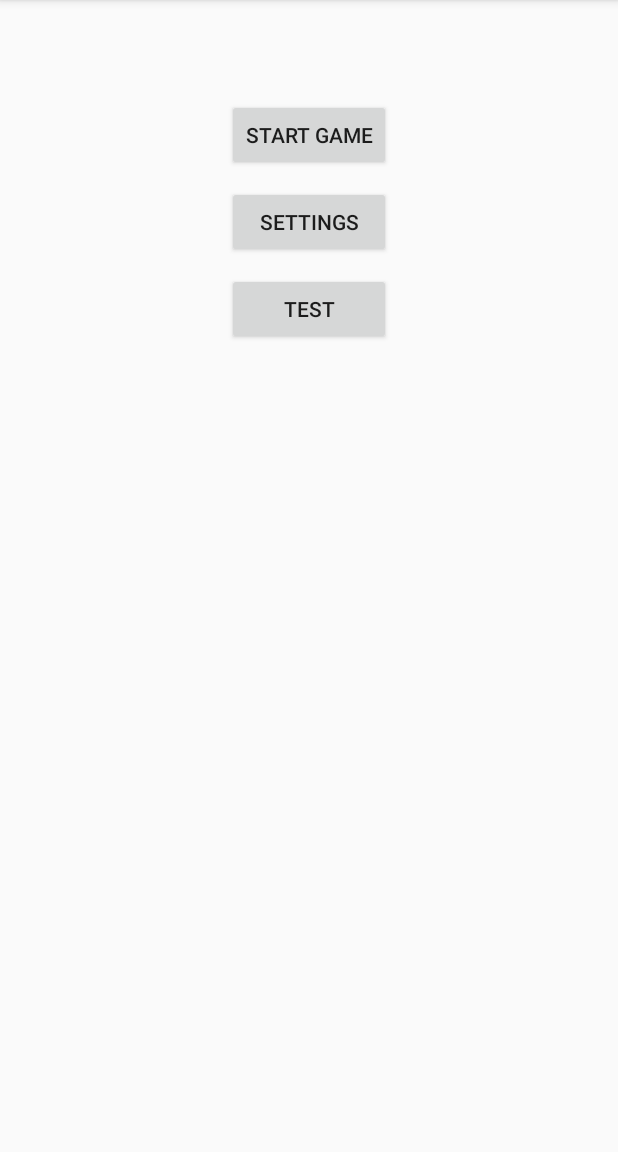
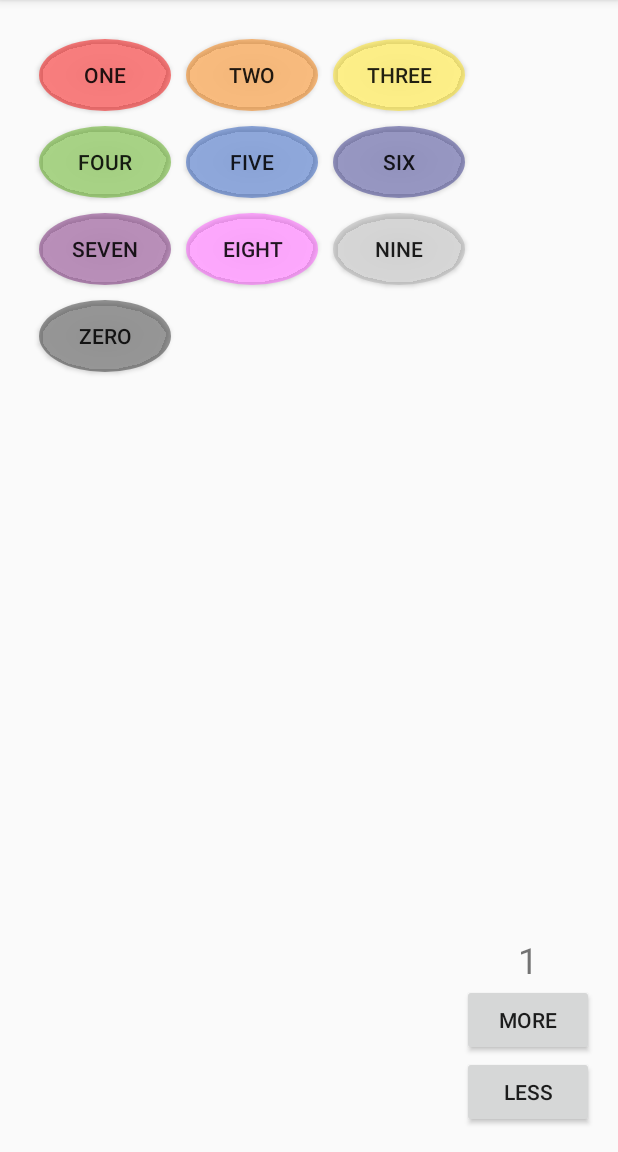
Before and after one commit to assafnativ/Synesthesia, an Android app: the screen it shows after launch (MainMenu before the commit, GameActivity after it), after a tap on "START GAME", on a phone screen of 412 x 824 dp, the part 84-1236 px from its top. Run offline under Robolectric (Android 15) with nearby library versions, the phone set to English and light mode, and no system bars.

Commit message:
Create game structure
Have a sample blinking number.
Added sounds and color changes.

```diff
--- /dev/null
+++ b/app/src/main/java/com/assafnativ/synesthesia/Game.java
@@ -0,0 +1,64 @@
+/**
+ * Created by nativ on 2017-02-23.
+ */
+
+package com.assafnativ.synesthesia;
+
+import java.util.Arrays;
+
+public class Game {
+    public enum GameState {
+        START,
+        WAITING_FOR_PLAYER,
+        PLAYING_SEQUENCE,
+        GAME_OVER
+    }
+    protected int[] sequence;
+    protected int nextNumberIndex;
+
+    public Game() {
+        String sequenceStr = new String("314159265358979323846264");
+        isSequenceValid(sequenceStr);
+        sequence = sequenceFromString(sequenceStr);
+        reset();
+    }
+
+    protected int[] sequenceFromString(String str) {
+        int[] result = new int[str.length()];
+        for (int i = 0; str.length() > i; ++i) {
+            result[i] = str.charAt(i) - '0';
+        }
+        return result;
+    }
+
+    protected boolean isSequenceValid(String sequenceStr) {
+        for (int i = 0; sequenceStr.length() > i; ++i) {
+            char c = sequenceStr.charAt(i);
+            if ((c < '0') || (c > '9')) {
+                return false;
+            }
+        }
+        return true;
+    }
+
+    public void reset() {
+        nextNumberIndex = 0;
+    }
+
+    int getNextNumber() {
+        if (isEndOfSequence()) {
+            throw new RuntimeException("Next number out of srquence");
+        }
+        int result = sequence[nextNumberIndex];
+        nextNumberIndex += 1;
+        return result;
+    }
+
+    int[] getNumbersSoFar() {
+        return Arrays.copyOfRange(sequence, 0, nextNumberIndex);
+    }
+
+    boolean isEndOfSequence() {
+        return (nextNumberIndex >= sequence.length);
+    }
+}
--- a/app/src/main/java/com/assafnativ/synesthesia/GameActivity.java
+++ b/app/src/main/java/com/assafnativ/synesthesia/GameActivity.java
@@ -1,17 +1,19 @@
 package com.assafnativ.synesthesia;
 
+import android.graphics.Color;
 import android.graphics.drawable.ShapeDrawable;
 import android.graphics.drawable.shapes.OvalShape;
-import android.graphics.drawable.shapes.RectShape;
+import android.graphics.drawable.shapes.Shape;
 import android.media.AudioAttributes;
 import android.media.AudioManager;
 import android.media.SoundPool;
-import android.os.ParcelFileDescriptor;
+import android.os.Handler;
 import android.support.v7.app.AppCompatActivity;
 import android.os.Bundle;
 import android.view.View;
 import android.widget.Button;
 import android.widget.RelativeLayout;
+import android.widget.TextView;
 
 public class GameActivity extends AppCompatActivity {
     protected static class ClickersInfo {
@@ -25,8 +27,13 @@ public class GameActivity extends AppCompatActivity {
             color = _color;
             soundId = _soundId;
         }
+
+        public Button button;
+        public int clickSound;
+        public ShapeDrawable clickedShape;
+        public ShapeDrawable idleShape;
     }
-    protected final static ClickersInfo CLICKERS_INFO[] = {
+    protected final static ClickersInfo clickers[] = {
             new ClickersInfo( 1, "One",   0x7ff40000, R.raw.dtmf_1 ),
             new ClickersInfo( 2, "Two",   0x7ff47a00, R.raw.dtmf_2 ),
             new ClickersInfo( 3, "Three", 0x7fffe314, R.raw.dtmf_3 ),
@@ -39,66 +46,69 @@ public class GameActivity extends AppCompatActivity {
             new ClickersInfo( 0, "Zero",  0x7f303030, R.raw.dtmf_0 )
     };
     protected static int BUTTONS_ID = 0x100;
-    protected static Button[] clickers;
     protected RelativeLayout mainLayout;
-    protected static int clickersSounds[];
     protected SoundPool soundPool;
     final int TOP_ID = 0xff;
     final int BOTTOM_ID = 0xfe;
+    protected Game game;
+    protected TextView counterTextBox;
+    protected int lastTone;
     protected void initClickers()
     {
-        if ((null != clickers) && (clickers.length == CLICKERS_INFO.length)) {
-            return;
-        }
-        mainLayout = new RelativeLayout(this);
+        for (int i = 0; i < clickers.length; ++i) {
+            if (null != clickers[i].button) {
+                continue;
+            }
+            clickers[i].button = new Button(this);
+            OvalShape clickerIdleShape = new OvalShape();
+            OvalShape clickerClickedShape = new OvalShape();
+            ShapeDrawable clickerIdleDrawable = new ShapeDrawable(clickerIdleShape);
+            ShapeDrawable clickerClickedDrawable = new ShapeDrawable(clickerClickedShape);
+            clickerIdleDrawable.getPaint().setColor(getClickerColor(i));
+            clickerClickedDrawable.getPaint().setColor(makeColorDarker(getClickerColor(i), 20));
+            clickers[i].idleShape = clickerIdleDrawable;
+            clickers[i].clickedShape = clickerClickedDrawable;
 
-        clickers = new Button[CLICKERS_INFO.length];
-        for (int i = 0; i < clickers.length; ++i) {
-            clickers[i] = new Button(this);
-            OvalShape clickerShape = new OvalShape();
-            ShapeDrawable drawable = new ShapeDrawable(clickerShape);
-            drawable.getPaint().setColor(CLICKERS_INFO[i].color);
-
-            clickers[i].setBackground(drawable);
-            clickers[i].setText(CLICKERS_INFO[i].name);
-            clickers[i].setAllCaps(true);
-            clickers[i].setId(BUTTONS_ID + i);
-            clickers[i].setOnClickListener(new View.OnClickListener() {
+            clickers[i].button.setBackground(clickerIdleDrawable);
+            clickers[i].button.setText(clickers[i].name);
+            clickers[i].button.setAllCaps(true);
+            clickers[i].button.setId(BUTTONS_ID + i);
+            clickers[i].button.setOnClickListener(new View.OnClickListener() {
                 @Override
                 public void onClick(View view) {
                     onClickerClick(view);
                 }
             });
 
-            if (0 == i) {
-                mainLayout.addView(clickers[i]);
-            } else {
-                RelativeLayout.LayoutParams lp = new RelativeLayout.LayoutParams(
-                        RelativeLayout.LayoutParams.WRAP_CONTENT,
-                        RelativeLayout.LayoutParams.WRAP_CONTENT);
-                lp.setMargins(15, 15, 0, 0);
+            RelativeLayout.LayoutParams lp = new RelativeLayout.LayoutParams(
+                    RelativeLayout.LayoutParams.WRAP_CONTENT,
+                    RelativeLayout.LayoutParams.WRAP_CONTENT);
+            lp.setMargins(15, 15, 0, 0);
+            if (0 < i) {
                 if (0 != (i % 3)) {
-                    lp.addRule(RelativeLayout.RIGHT_OF, clickers[i - 1].getId());
+                    lp.addRule(RelativeLayout.RIGHT_OF, clickers[i - 1].button.getId());
                 }
                 if (i >= 3) {
-                    lp.addRule(RelativeLayout.BELOW, clickers[i - 3].getId());
+                    lp.addRule(RelativeLayout.BELOW, clickers[i - 3].button.getId());
                 }
-                mainLayout.addView(clickers[i], lp);
             }
+            mainLayout.addView(clickers[i].button, lp);
         }
-        this.setContentView(mainLayout);
+    }
+
+    protected int getClickerColor(int clickerIndex) {
+        return clickers[clickerIndex].color;
     }
 
     protected void onClickerClick(View view) {
         int clickerIndex = view.getId() - BUTTONS_ID;
-        mainLayout.setBackgroundColor(CLICKERS_INFO[clickerIndex].color);
-
-        soundPool.play(clickersSounds[clickerIndex], 1f, 1f, 1, 0, 1f);
+        mainLayout.setBackgroundColor(getClickerColor(clickerIndex));
+        soundPool.play(clickers[clickerIndex].clickSound, 1f, 1f, 1, 0, 1f);
     }
 
     protected void loadSounds()
     {
-        if ((null != clickersSounds) && (clickersSounds.length == CLICKERS_INFO.length)) {
+        if (null != soundPool) {
             return;
         }
 
@@ -108,22 +118,87 @@ public class GameActivity extends AppCompatActivity {
                 .setContentType(AudioAttributes.CONTENT_TYPE_SONIFICATION)
                 .build();
         soundPool = new SoundPool.Builder()
-                .setMaxStreams(CLICKERS_INFO.length + 1)
+                .setMaxStreams(clickers.length + 1)
                 .setAudioAttributes(audioAttributes)
                 .build();
-        clickersSounds = new int[CLICKERS_INFO.length];
-        for (int i = 0; i < clickersSounds.length; ++i) {
-            clickersSounds[i] = soundPool.load(this, CLICKERS_INFO[i].soundId, 1);
+        for (int i = 0; i < clickers.length; ++i) {
+            clickers[i].clickSound = soundPool.load(this, clickers[i].soundId, 1);
         }
+    }
+
+    protected int makeColorDarker(int c, int darkPercent) {
+        int red = Color.red(c);
+        int green = Color.green(c);
+        int blue = Color.blue(c);
+        red = Math.max(0, red - (red * darkPercent / 100));
+        green = Math.max(0, green - (green * darkPercent / 100));
+        blue = Math.max(0, blue - (blue * darkPercent / 100));
+        return Color.rgb(red, green, blue);
+    }
+
+    protected void playTone(int tone) {
+        soundPool.play(clickers[tone].clickSound, 1f, 1f, 1, 0, 1f);
+    }
+
+    protected void updateCounter() {
+        counterTextBox.setText(Integer.toString(game.nextNumberIndex));
+    }
+
+    protected void makeClickerDark(int clickerIndex) {
+        clickers[clickerIndex].button.setBackground(
+                clickers[clickerIndex].clickedShape);
+    }
+
+    protected void setClickerToDefaultColor(int clickerIndex) {
+        clickers[clickerIndex].button.setBackground(
+                clickers[clickerIndex].idleShape);
+    }
+
+    protected int numberToClickerIndex(int num) {
+        if (0 == num) {
+            return 9;
+        }
+        return num - 1;
+    }
+
+    protected void playNext() {
+        lastTone = game.getNextNumber();
+        int clickerIndex = numberToClickerIndex(lastTone);
+        makeClickerDark(clickerIndex);
+        playTone(clickerIndex);
+        Handler restoreClickerColorHandler = new Handler();
+        restoreClickerColorHandler.postDelayed(new Runnable() {
+            @Override
+            public void run() {
+                setClickerToDefaultColor(numberToClickerIndex(lastTone));
+            }
+        }, 200);
+        updateCounter();
+    }
+
+    protected void startGame() {
+        playNext();
     }
 
     @Override
     protected void onCreate(Bundle savedInstanceState) {
         super.onCreate(savedInstanceState);
-        setContentView(R.layout.activity_game);
+        if (null == mainLayout) {
+            setContentView(R.layout.activity_game);
+            mainLayout = (RelativeLayout)findViewById(R.id.activity_game);
+        }
+        counterTextBox = (TextView)findViewById(R.id.counterTextBox);
         loadSounds();
         initClickers();
+
+        game = new Game();
+        updateCounter();
+        Handler startGameHandler = new Handler();
+        startGameHandler.postDelayed(new Runnable() {
+            @Override
+            public void run() {
+                startGame();
+            }
+        }, 1000);
     }
-
-
 }
--- a/app/src/main/java/com/assafnativ/synesthesia/MainMenu.java
+++ b/app/src/main/java/com/assafnativ/synesthesia/MainMenu.java
@@ -6,6 +6,7 @@ import android.os.Bundle;
 import android.view.View;
 
 public class MainMenu extends AppCompatActivity {
+    static public boolean isTestMode;
 
     @Override
     protected void onCreate(Bundle savedInstanceState) {
@@ -14,7 +15,9 @@ public class MainMenu extends AppCompatActivity {
     }
 
     public void onStartButtonClick(View view) {
-
+        isTestMode = false;
+        Intent intent = new Intent(this, GameActivity.class);
+        startActivity(intent);
     }
 
     public void onSettingsButtonClick(View view) {
@@ -22,6 +25,7 @@ public class MainMenu extends AppCompatActivity {
     }
 
     public void onTestButtonClick(View view) {
+        isTestMode = true;
         Intent intent = new Intent(this, GameActivity.class);
         startActivity(intent);
     }
--- a/app/src/main/res/layout/activity_game.xml
+++ b/app/src/main/res/layout/activity_game.xml
@@ -10,4 +10,32 @@
     android:paddingTop="@dimen/activity_vertical_margin"
     tools:context="com.assafnativ.synesthesia.GameActivity">
 
+    <Button
+        android:id="@+id/lessButton"
+        android:text="Less"
+        android:layout_width="wrap_content"
+        android:layout_height="wrap_content"
+        android:layout_alignParentBottom="true"
+        android:layout_alignParentEnd="true"
+        android:onClick="onLessButtonClick" />
+
+    <Button
+        android:id="@+id/moreButton"
+        android:text="More"
+        android:layout_width="wrap_content"
+        android:layout_height="wrap_content"
+        android:layout_above="@+id/lessButton"
+        android:layout_alignParentEnd="true"
+        android:onClick="onMoreButtonClick" />
+
+    <TextView
+        android:id="@+id/counterTextBox"
+        android:text="0"
+        android:layout_width="wrap_content"
+        android:layout_height="wrap_content"
+        android:layout_alignStart="@+id/moreButton"
+        android:layout_above="@+id/moreButton"
+        android:layout_alignParentEnd="true"
+        android:textSize="24sp"
+        android:textAlignment="center" />
 </RelativeLayout>
```
